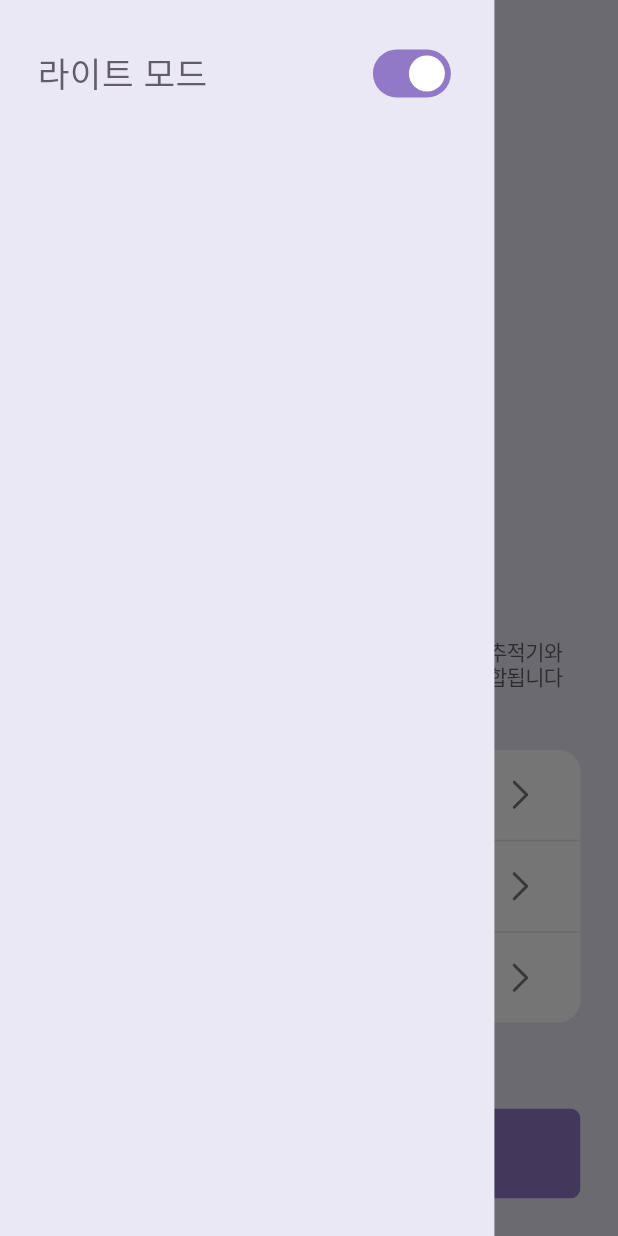
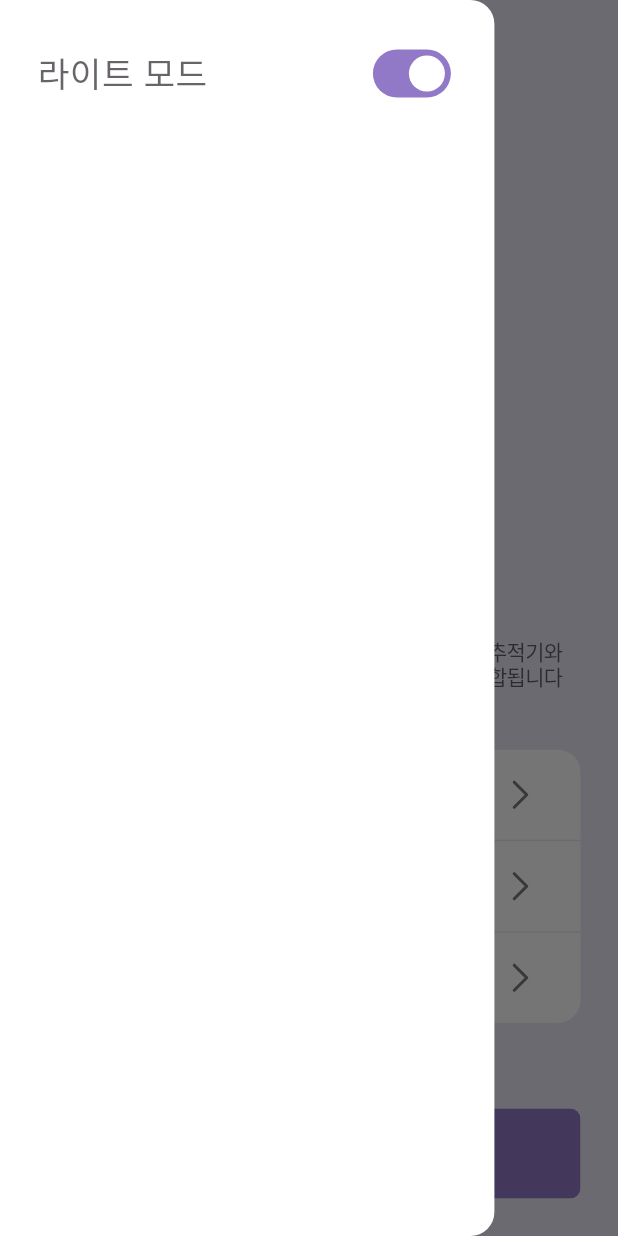
Before and after one commit to sudar-life/flutter_theme_sample, a Flutter app: the screen it shows after launch, after a tap on an icon or button, on a phone screen of 412 x 824 dp. Run offline on Flutter 3.47's test engine with Material 2 defaults, Android fonts, the phone set to English and light mode, and no system bars; our stand-ins replace equatable, flutter_bloc, flutter_svg, google_fonts, hydrated_bloc.

Commit message:
추가 수정

```diff
--- a/lib/src/components/theme_drawer.dart
+++ b/lib/src/components/theme_drawer.dart
@@ -8,8 +8,7 @@ class ThemeDrawer extends StatelessWidget {
 
   @override
   Widget build(BuildContext context) {
-    return Container(
-      color: Theme.of(context).colorScheme.primary,
+    return Drawer(
       width: MediaQuery.of(context).size.width * 0.8,
       child: SafeArea(
         child: Padding(
@@ -17,22 +16,15 @@ class ThemeDrawer extends StatelessWidget {
           child: Column(
             children: [
               BlocBuilder<ThemeCubit, ThemeState>(builder: (context, state) {
-                ThemeMode themeMode =
-                    MediaQuery.of(context).platformBrightness == Brightness.dark
-                        ? ThemeMode.dark
-                        : ThemeMode.light;
-                if (state.themeMode != null) {
-                  themeMode = state.themeMode!;
-                }
                 return Row(
                   mainAxisAlignment: MainAxisAlignment.spaceBetween,
                   children: [
                     AppFont(
-                      themeMode == ThemeMode.light ? '라이트 모드' : '다크 모드',
+                      state.themeMode == ThemeMode.light ? '라이트 모드' : '다크 모드',
                       size: 23,
                     ),
                     Switch(
-                      value: themeMode == ThemeMode.light,
+                      value: state.themeMode == ThemeMode.light,
                       onChanged: (ck) {
                         context.read<ThemeCubit>().updateMode(
                               ck ? ThemeMode.light : ThemeMode.dark,
--- a/lib/src/cubit/theme_cubit.dart
+++ b/lib/src/cubit/theme_cubit.dart
@@ -15,7 +15,7 @@ class ThemeCubit extends HydratedCubit<ThemeState> {
       );
       return;
     }
-    if (isSaveLocalData != null && !isSaveLocalData) {
+    if (isSaveLocalData == null || !isSaveLocalData) {
       emit(
         state.copyWith(
           isDarkMode:
```
